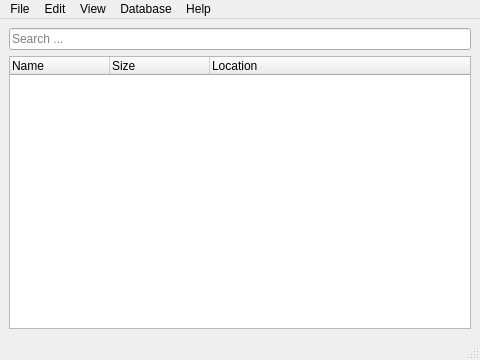
Before: the Qt Designer form Araneus/UI/main_window.ui in 416d72/araneus, drawn with Qt 5.
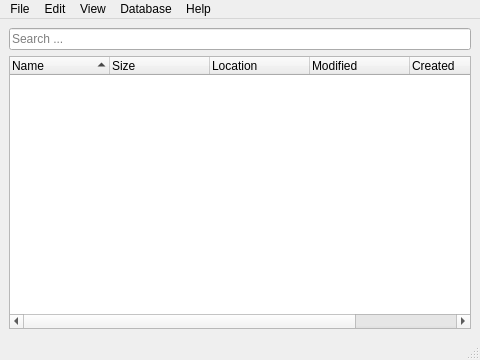
After: the same form once the commit is applied. Icons and pictures are not drawn.

Commit message: Refresh Qtreewidget view upon changing columns settings

The edit to the form file:
```diff
--- a/Araneus/UI/main_window.ui
+++ b/Araneus/UI/main_window.ui
@@ -37,6 +37,27 @@
     </item>
     <item row="1" column="0">
      <widget class="QTreeWidget" name="treeWidget">
+      <property name="contextMenuPolicy">
+       <enum>Qt::DefaultContextMenu</enum>
+      </property>
+      <property name="allColumnsShowFocus">
+       <bool>true</bool>
+      </property>
+      <property name="columnCount">
+       <number>6</number>
+      </property>
+      <attribute name="headerVisible">
+       <bool>true</bool>
+      </attribute>
+      <attribute name="headerCascadingSectionResizes">
+       <bool>false</bool>
+      </attribute>
+      <attribute name="headerHighlightSections">
+       <bool>false</bool>
+      </attribute>
+      <attribute name="headerShowSortIndicator" stdset="0">
+       <bool>true</bool>
+      </attribute>
       <column>
        <property name="text">
         <string>Name</string>
@@ -52,6 +73,21 @@
         <string>Location</string>
        </property>
       </column>
+      <column>
+       <property name="text">
+        <string>Modified</string>
+       </property>
+      </column>
+      <column>
+       <property name="text">
+        <string>Created</string>
+       </property>
+      </column>
+      <column>
+       <property name="text">
+        <string>Type</string>
+       </property>
+      </column>
      </widget>
     </item>
    </layout>
```
The commit also changes 2 other files.
